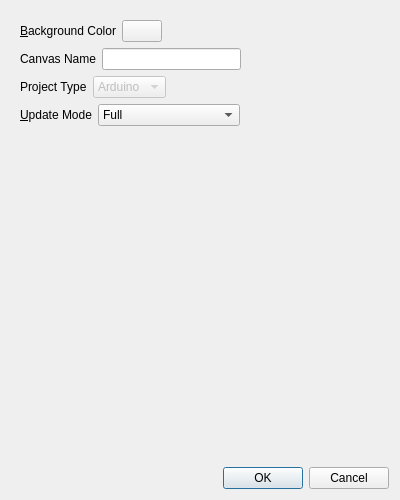
Above: UI/glowbot-canvas-settings.ui from textbrowser/glitch before the change. Below: the same form after it.
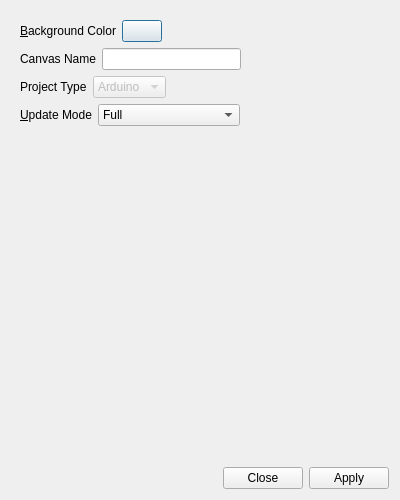
That is the form after the change. Icons and pictures are not drawn.

Commit message: Apply/Close instead of OK/Cancel.

The edit to the form file:
```diff
--- a/UI/glowbot-canvas-settings.ui
+++ b/UI/glowbot-canvas-settings.ui
@@ -32,7 +32,7 @@
         <x>0</x>
         <y>0</y>
         <width>382</width>
-        <height>449</height>
+        <height>451</height>
        </rect>
       </property>
       <layout class="QVBoxLayout" name="verticalLayout_2">
@@ -226,7 +226,7 @@
       <enum>Qt::Horizontal</enum>
      </property>
      <property name="standardButtons">
-      <set>QDialogButtonBox::Cancel|QDialogButtonBox::Ok</set>
+      <set>QDialogButtonBox::Apply|QDialogButtonBox::Close</set>
      </property>
     </widget>
    </item>
```
The commit also changes 3 other files.
